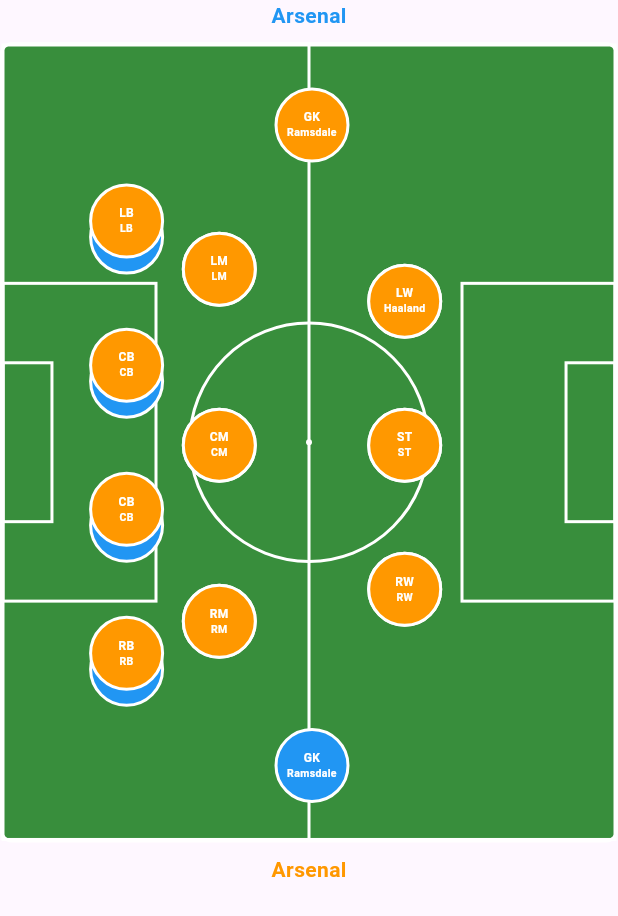
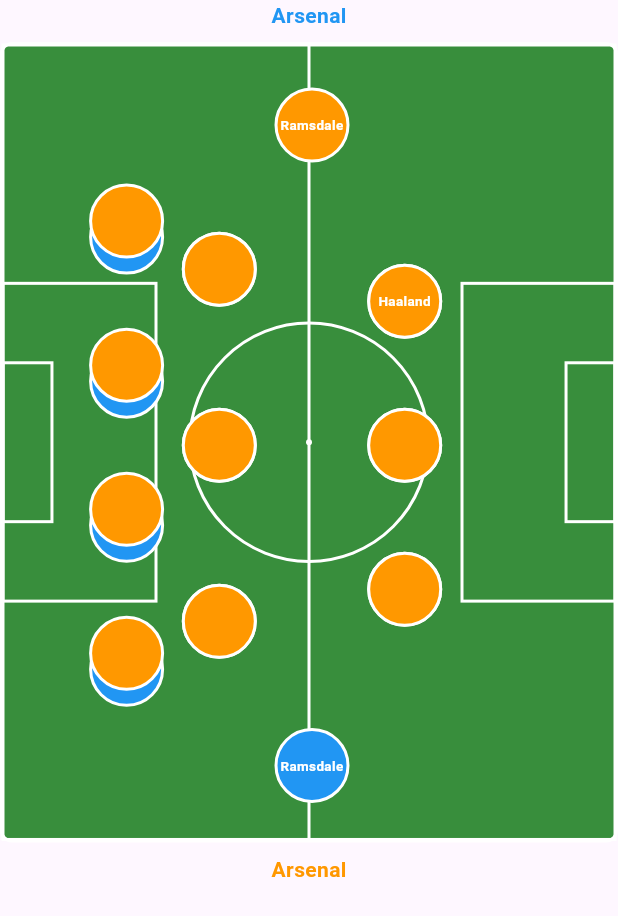
Before and after one commit to columbus0370/Internal, a Flutter app: the UnifiedSoccerFieldWidget widget shown alone on an empty page, opened directly with sample values from the repository, on a phone screen of 412 x 824 dp. Shown: the top 916 px of the screen. Run offline on Flutter 3.47's test engine with Material 3 defaults, Android fonts, the phone set to English and light mode, and no system bars; our stand-ins replace flutter_svg.

Commit message:
Simplify player display to show names only on soccer field
- Remove position labels, display only player surnames
- Increase font size to 9 for better readability
- Remove unnecessary 'pos' field from player data
- Allow maxLines: 2 for better text wrapping
- Self-review confirms good code quality and performance

```diff
--- a/epl_match_simulator/lib/screens/prediction_result_screen.dart
+++ b/epl_match_simulator/lib/screens/prediction_result_screen.dart
@@ -440,17 +440,17 @@ class UnifiedSoccerFieldWidget extends StatelessWidget {
     final forwards = team.players.where((p) => p.position == 'ST').toList();
 
     return [
-      {'pos': 'GK', 'name': gk.name},
-      {'pos': 'LB', 'name': defenders.isNotEmpty ? defenders[0].name : 'LB'},
-      {'pos': 'CB', 'name': defenders.length > 1 ? defenders[1].name : 'CB'},
-      {'pos': 'CB', 'name': defenders.length > 2 ? defenders[2].name : 'CB'},
-      {'pos': 'RB', 'name': defenders.length > 3 ? defenders[3].name : 'RB'},
-      {'pos': 'LM', 'name': midfielders.isNotEmpty ? midfielders[0].name : 'LM'},
-      {'pos': 'CM', 'name': midfielders.length > 1 ? midfielders[1].name : 'CM'},
-      {'pos': 'RM', 'name': midfielders.length > 2 ? midfielders[2].name : 'RM'},
-      {'pos': 'LW', 'name': forwards.isNotEmpty ? forwards[0].name : 'LW'},
-      {'pos': 'ST', 'name': forwards.length > 1 ? forwards[1].name : 'ST'},
-      {'pos': 'RW', 'name': forwards.length > 2 ? forwards[2].name : 'RW'},
+      {'name': gk.name},
+      {'name': defenders.isNotEmpty ? defenders[0].name : ''},
+      {'name': defenders.length > 1 ? defenders[1].name : ''},
+      {'name': defenders.length > 2 ? defenders[2].name : ''},
+      {'name': defenders.length > 3 ? defenders[3].name : ''},
+      {'name': midfielders.isNotEmpty ? midfielders[0].name : ''},
+      {'name': midfielders.length > 1 ? midfielders[1].name : ''},
+      {'name': midfielders.length > 2 ? midfielders[2].name : ''},
+      {'name': forwards.isNotEmpty ? forwards[0].name : ''},
+      {'name': forwards.length > 1 ? forwards[1].name : ''},
+      {'name': forwards.length > 2 ? forwards[2].name : ''},
     ];
   }
 
@@ -536,31 +536,18 @@ class UnifiedSoccerFieldWidget extends StatelessWidget {
             ),
           ),
           child: Center(
-            child: Column(
-              mainAxisAlignment: MainAxisAlignment.center,
-              crossAxisAlignment: CrossAxisAlignment.center,
-              children: [
-                Text(
-                  player['pos']!,
-                  textAlign: TextAlign.center,
-                  style: const TextStyle(
-                    color: Colors.white,
-                    fontWeight: FontWeight.bold,
-                    fontSize: 8,
-                  ),
-                ),
-                Text(
+            child: Center(
+              child: Text(
                 player['name']!.split(' ').last,
                 textAlign: TextAlign.center,
                 style: const TextStyle(
                   color: Colors.white,
                   fontWeight: FontWeight.bold,
-                    fontSize: 7,
+                  fontSize: 9,
                 ),
-                  maxLines: 1,
+                maxLines: 2,
                 overflow: TextOverflow.ellipsis,
               ),
-              ],
             ),
           ),
         ),
```
Lines whose indentation alone changed are shown as unchanged.
